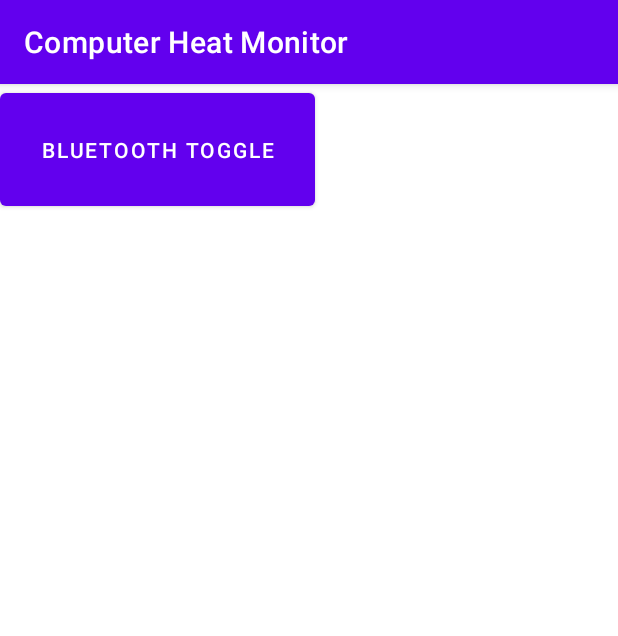
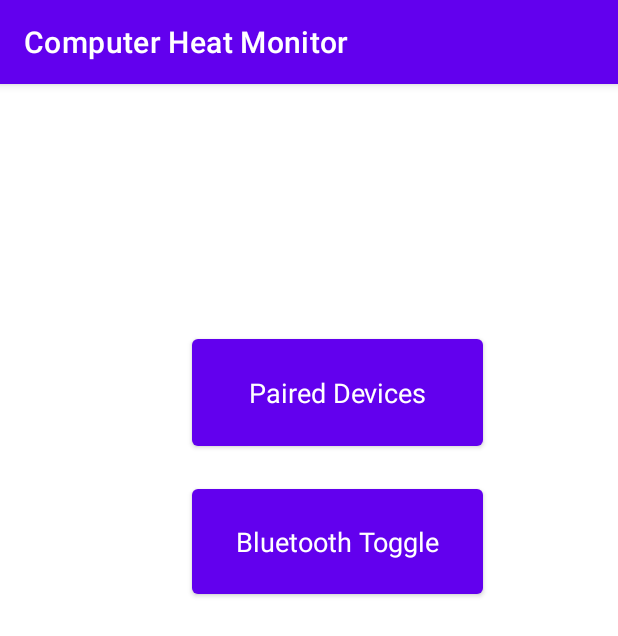
Before and after one commit to berkebiten/ComputerHeatMonitor, an Android app: the screen it shows after launch (MainActivity), on a phone screen of 412 x 824 dp. Shown: the top 636 px of the screen. Run offline under Robolectric (Android 15) with nearby library versions, the phone set to English and light mode, and no system bars.

Commit message:
btconnection done

```diff
--- a/ComputerHeatMonitor/app/src/main/java/com/example/computerheatmonitor/MainActivity.java
+++ b/ComputerHeatMonitor/app/src/main/java/com/example/computerheatmonitor/MainActivity.java
@@ -2,16 +2,28 @@ package com.example.computerheatmonitor;
 
 import android.bluetooth.BluetoothAdapter;
 import androidx.appcompat.app.AppCompatActivity;
-
+import android.bluetooth.BluetoothDevice;
 import android.content.Intent;
 import android.os.Bundle;
+import android.widget.AdapterView;
+import android.widget.ArrayAdapter;
 import android.widget.Button;
+import android.widget.ListView;
+import android.widget.TextView;
 import android.widget.Toast;
+
+import java.util.ArrayList;
+import java.util.Set;
 
 public class MainActivity extends AppCompatActivity {
 
     BluetoothAdapter bt;
-    Button btToggle;
+    private Set<BluetoothDevice> pairedDevices;
+    Button btToggle, pairButton;
+    ListView pairedList;
+
+    public static String EXTRA_ADDRESS = "device_address";
+    ArrayAdapter<String> adapter;
 
     @Override
     protected void onCreate(Bundle savedInstanceState) {
@@ -19,9 +31,28 @@ public class MainActivity extends AppCompatActivity {
         setContentView(R.layout.activity_main);
 
         bt = BluetoothAdapter.getDefaultAdapter();
-        btToggle = (Button) findViewById(R.id.btToggle);
+        btToggle = findViewById(R.id.btToggle);
+        pairButton = findViewById(R.id.pairButton);
+        pairedList = findViewById(R.id.pairedList);
 
+        pairButton.setOnClickListener(v -> listDevices());
         btToggle.setOnClickListener(v -> toggleBluetooth());
+    }
+
+    private void listDevices(){
+        pairedDevices = bt.getBondedDevices();
+        ArrayList list = new ArrayList();
+
+        if (pairedDevices.size() > 0){
+            for (BluetoothDevice bt: pairedDevices){
+                list.add(bt.getName() + "\n" + bt.getAddress());
+            }
+        } else {
+            Toast.makeText(getApplicationContext(), "No paired device found.", Toast.LENGTH_SHORT).show();
+        }
+        final ArrayAdapter adapter = new ArrayAdapter(this, android.R.layout.simple_list_item_1, list);
+        pairedList.setAdapter(adapter);
+        pairedList.setOnItemClickListener(selectDevice);
     }
 
     private void toggleBluetooth() {
@@ -37,4 +68,13 @@ public class MainActivity extends AppCompatActivity {
         }
     }
 
+    public AdapterView.OnItemClickListener selectDevice = (parent, view, position, id) -> {
+        String info = ((TextView) view).getText().toString();
+        String address = info.substring(info.length() - 17);
+
+        Intent comIntent = new Intent (MainActivity.this, sensorDataActivity.class);
+        comIntent.putExtra(EXTRA_ADDRESS, address);
+        startActivity(comIntent);
+    };
+
 }
--- a/ComputerHeatMonitor/app/src/main/res/layout/activity_main.xml
+++ b/ComputerHeatMonitor/app/src/main/res/layout/activity_main.xml
@@ -2,17 +2,46 @@
 <androidx.constraintlayout.widget.ConstraintLayout xmlns:android="http://schemas.android.com/apk/res/android"
     xmlns:app="http://schemas.android.com/apk/res-auto"
     xmlns:tools="http://schemas.android.com/tools"
+    android:id="@+id/relativeLayout"
     android:layout_width="match_parent"
     android:layout_height="match_parent"
     tools:context=".MainActivity">
 
     <Button
         android:id="@+id/btToggle"
-        android:layout_width="210dp"
-        android:layout_height="87dp"
-        android:text="Bluetooth Toggle"
-        tools:layout_editor_absoluteX="100dp"
-        tools:layout_editor_absoluteY="468dp"
+        android:layout_width="194dp"
+        android:layout_height="82dp"
+        android:layout_marginStart="128dp"
+        android:layout_marginTop="264dp"
+        android:text="@string/bluetooth_toggle"
+        android:textAppearance="@style/TextAppearance.AppCompat.Medium"
+        app:layout_constraintStart_toStartOf="parent"
+        app:layout_constraintTop_toTopOf="parent"
+        tools:ignore="MissingConstraints" />
+
+    <Button
+        android:id="@+id/pairButton"
+        android:layout_width="194dp"
+        android:layout_height="83dp"
+        android:layout_marginStart="128dp"
+        android:layout_marginTop="164dp"
+        android:text="@string/paired_devices"
+        android:textAppearance="@style/TextAppearance.AppCompat.Medium"
+        app:layout_constraintStart_toStartOf="parent"
+        app:layout_constraintTop_toTopOf="parent"
+        tools:ignore="MissingConstraints" />
+
+    <ListView
+        android:id="@+id/pairedList"
+        android:layout_width="436dp"
+        android:layout_height="428dp"
+        android:layout_marginStart="8dp"
+        android:layout_marginTop="420dp"
+        android:layout_marginEnd="8dp"
+        app:layout_constraintEnd_toEndOf="parent"
+        app:layout_constraintHorizontal_bias="0.0"
+        app:layout_constraintStart_toStartOf="parent"
+        app:layout_constraintTop_toTopOf="parent"
         tools:ignore="MissingConstraints" />
 
 </androidx.constraintlayout.widget.ConstraintLayout>
--- a/ComputerHeatMonitor/app/src/main/res/values/strings.xml
+++ b/ComputerHeatMonitor/app/src/main/res/values/strings.xml
@@ -1,3 +1,5 @@
 <resources>
     <string name="app_name">Computer Heat Monitor</string>
+    <string name="bluetooth_toggle">Bluetooth Toggle</string>
+    <string name="paired_devices">Paired Devices</string>
 </resources>
```
Also changed, not shown: ComputerHeatMonitor/app/src/main/AndroidManifest.xml (+11 -3 lines), ComputerHeatMonitor/app/src/main/java/com/example/computerheatmonitor/sensorDataActivity.java (added, +114 -0 lines), ComputerHeatMonitor/app/src/main/res/layout/activity_sensor_data.xml (added, +9 -0 lines).
